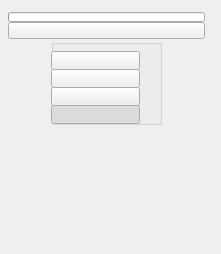
Qt form ui/1_base_menus/2_sub_menus/3_main_menus/fx.ui (m3trik/Scripts_portable) before a commit.
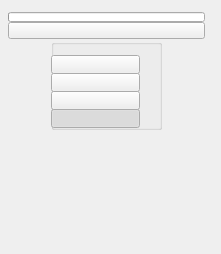
The same form after that commit. Custom widgets are drawn as their Qt base class.

```diff
--- a/ui/1_base_menus/2_sub_menus/3_main_menus/fx.ui
+++ b/ui/1_base_menus/2_sub_menus/3_main_menus/fx.ui
@@ -91,7 +91,7 @@
            <property name="minimumSize">
             <size>
              <width>0</width>
-             <height>86</height>
+             <height>91</height>
             </size>
            </property>
            <property name="maximumSize">
@@ -107,7 +107,7 @@
             <property name="geometry">
              <rect>
               <x>0</x>
-              <y>48</y>
+              <y>52</y>
               <width>89</width>
               <height>19</height>
              </rect>
@@ -120,7 +120,7 @@
             <property name="geometry">
              <rect>
               <x>0</x>
-              <y>12</y>
+              <y>16</y>
               <width>89</width>
               <height>19</height>
              </rect>
@@ -133,7 +133,7 @@
             <property name="geometry">
              <rect>
               <x>0</x>
-              <y>30</y>
+              <y>34</y>
               <width>89</width>
               <height>19</height>
              </rect>
@@ -146,7 +146,7 @@
             <property name="geometry">
              <rect>
               <x>0</x>
-              <y>66</y>
+              <y>70</y>
               <width>89</width>
               <height>19</height>
              </rect>
```
Left out of the diff: 4 changed lines with no effect on the pictures.
